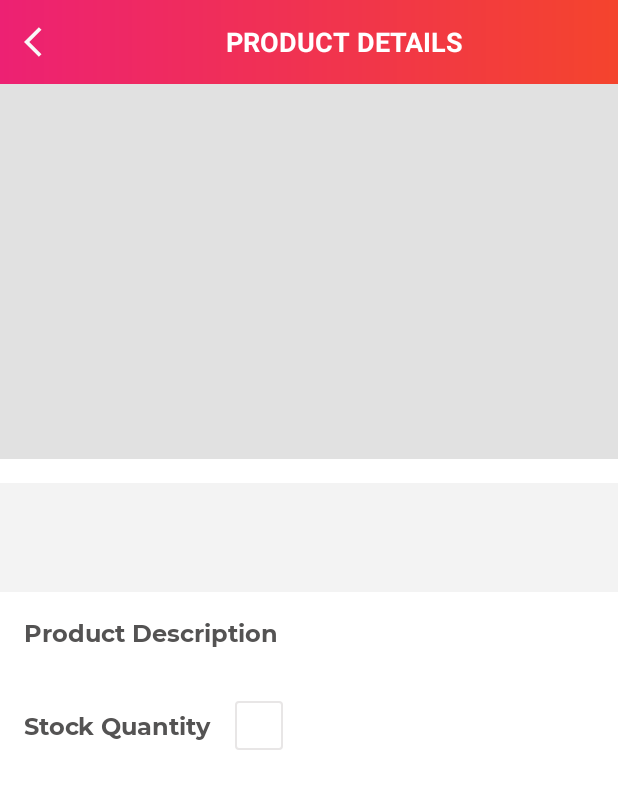
After one commit to KyleGilmartin/ShopApp, an Android app: the ProductDetailsActivity screen opened directly, with no data from a screen before it, on a phone screen of 412 x 824 dp. The commit adds this screen. Shown: the top 789 px of the screen. Run offline under Robolectric (Android 15) with nearby library versions, the phone set to English and light mode, and no system bars; our stand-ins replace Firebase (no records; nobody signed in at launch, a user with empty details on screens opened directly); 1 statement that could not run was skipped.

Commit message:
items are now clickable

```diff
--- a/app/src/main/java/edu/kylegilmartin/shopapp/firestore/FirebaseClass.kt
+++ b/app/src/main/java/edu/kylegilmartin/shopapp/firestore/FirebaseClass.kt
@@ -18,6 +18,7 @@ import edu.kylegilmartin.shopapp.LoginRegister.UserProfileActivity
 import edu.kylegilmartin.shopapp.models.Product
 import edu.kylegilmartin.shopapp.models.User
 import edu.kylegilmartin.shopapp.ui.activities.AddProductActivity
+import edu.kylegilmartin.shopapp.ui.activities.ProductDetailsActivity
 import edu.kylegilmartin.shopapp.ui.activities.SettingsActivity
 import edu.kylegilmartin.shopapp.ui.fragments.DashboardFragment
 import edu.kylegilmartin.shopapp.ui.fragments.ProductFragment
@@ -271,4 +272,20 @@ class FirebaseClass {
                 }
     }
 
+    fun getProductDetails(activity: ProductDetailsActivity,productId: String){
+        mFireStore.collection(Constants.PRODUCTS)
+                .document(productId)
+                .get()
+                .addOnSuccessListener { document ->
+                    val product = document.toObject(Product::class.java)
+                    if (product != null) {
+                        activity.productDetailsSuccess(product)
+                    }
+
+                }.addOnFailureListener { e->
+                    activity.hideProgressDialog()
+                    Log.e(activity.javaClass.simpleName,"Error while getting product details",e)
+                }
+    }
+
 }
--- /dev/null
+++ b/app/src/main/java/edu/kylegilmartin/shopapp/ui/activities/ProductDetailsActivity.kt
@@ -0,0 +1,53 @@
+package edu.kylegilmartin.shopapp.ui.activities
+
+import androidx.appcompat.app.AppCompatActivity
+import android.os.Bundle
+import edu.kylegilmartin.shopapp.R
+import edu.kylegilmartin.shopapp.firestore.FirebaseClass
+import edu.kylegilmartin.shopapp.models.Product
+import edu.kylegilmartin.shopapp.widgets.Constants
+import edu.kylegilmartin.shopapp.widgets.GlideLoader
+import edu.kylegilmartin.shopapp.widgets.popupActivity
+import kotlinx.android.synthetic.main.activity_product_details.*
+import kotlinx.android.synthetic.main.activity_settings.*
+
+class ProductDetailsActivity : popupActivity() {
+    private var mProductId: String =""
+
+    override fun onCreate(savedInstanceState: Bundle?) {
+        super.onCreate(savedInstanceState)
+        setContentView(R.layout.activity_product_details)
+        setupActionBar()
+
+        if(intent.hasExtra(Constants.EXTRA_PRODUCT_ID)){
+            mProductId = intent.getStringExtra(Constants.EXTRA_PRODUCT_ID)!!
+
+        }
+
+        getProductDetails()
+    }
+
+    private fun getProductDetails(){
+        showProgressDialog(resources.getString(R.string.project_id))
+        FirebaseClass().getProductDetails(this,mProductId)
+    }
+
+    fun productDetailsSuccess(product: Product){
+        hideProgressDialog()
+        GlideLoader(this).loadProductPicture(product.image,iv_product_detail_image)
+        tv_product_details_title.text = product.title
+        tv_product_details_price.text = "$${product.price}"
+        tv_product_details_description.text = product.description
+        tv_product_details_stock_quantity.text = product.stock_quantity
+    }
+
+    private fun setupActionBar(){
+        setSupportActionBar(toolbar_product_details_activity)
+        val actionBar = supportActionBar
+        if(actionBar != null){
+            actionBar.setDisplayHomeAsUpEnabled(true)
+            actionBar.setHomeAsUpIndicator(R.drawable.ic_white_color_back_24dp)
+        }
+        toolbar_product_details_activity.setNavigationOnClickListener { onBackPressed() }
+    }
+}
--- a/app/src/main/java/edu/kylegilmartin/shopapp/ui/adapters/DashboardItemsListAdapter.kt
+++ b/app/src/main/java/edu/kylegilmartin/shopapp/ui/adapters/DashboardItemsListAdapter.kt
@@ -15,6 +15,9 @@ open class DashboardItemsListAdapter (
     private val context:Context,
     private val list:ArrayList<Product>
 ) : RecyclerView.Adapter<RecyclerView.ViewHolder>(){
+
+    private var onClickListener:OnClickListener? = null
+
     override fun onCreateViewHolder(parent: ViewGroup, viewType: Int): RecyclerView.ViewHolder {
         return MyViewHolder(
             LayoutInflater.from(context).inflate(
@@ -25,6 +28,10 @@ open class DashboardItemsListAdapter (
         )
     }
 
+    fun setOnClickListener(onClickListener: OnClickListener){
+        this.onClickListener = onClickListener
+    }
+
     override fun onBindViewHolder(holder: RecyclerView.ViewHolder, position: Int) {
         val model = list[position]
 
@@ -32,6 +39,13 @@ open class DashboardItemsListAdapter (
             GlideLoader(context).loadProductPicture(model.image,holder.itemView.iv_dashboard_item_image)
             holder.itemView.tv_dashboard_item_title.text = model.title
             holder.itemView.tv_dashboard_item_price.text = "$${model.price}"
+
+
+            holder.itemView.setOnClickListener{
+                if (onClickListener != null){
+                    onClickListener!!.onClick(position,model)
+                }
+            }
 
         }
     }
@@ -42,4 +56,10 @@ open class DashboardItemsListAdapter (
 
     class MyViewHolder(view:View): RecyclerView.ViewHolder(view)
 
+    interface OnClickListener {
+        fun onClick(position: Int,product: Product){
+
+        }
+    }
+
 }
--- a/app/src/main/java/edu/kylegilmartin/shopapp/ui/adapters/MyProductListAdapter.kt
+++ b/app/src/main/java/edu/kylegilmartin/shopapp/ui/adapters/MyProductListAdapter.kt
@@ -1,13 +1,16 @@
 package edu.kylegilmartin.shopapp.ui.adapters
 
 import android.content.Context
+import android.content.Intent
 import android.view.LayoutInflater
 import android.view.View
 import android.view.ViewGroup
 import androidx.recyclerview.widget.RecyclerView
 import edu.kylegilmartin.shopapp.R
 import edu.kylegilmartin.shopapp.models.Product
+import edu.kylegilmartin.shopapp.ui.activities.ProductDetailsActivity
 import edu.kylegilmartin.shopapp.ui.fragments.ProductFragment
+import edu.kylegilmartin.shopapp.widgets.Constants
 import edu.kylegilmartin.shopapp.widgets.GlideLoader
 import kotlinx.android.synthetic.main.item_list_layout.view.*
 
@@ -38,6 +41,12 @@ open class MyProductListAdapter (
                 fragment.deleteProduct(model.product_id)
             }
 
+            holder.itemView.setOnClickListener{
+                val intent = Intent(context,ProductDetailsActivity::class.java)
+                intent.putExtra(Constants.EXTRA_PRODUCT_ID,model.product_id)
+                context.startActivity(intent)
+            }
+
         }
     }
 
--- a/app/src/main/java/edu/kylegilmartin/shopapp/ui/fragments/DashboardFragment.kt
+++ b/app/src/main/java/edu/kylegilmartin/shopapp/ui/fragments/DashboardFragment.kt
@@ -10,8 +10,10 @@ import androidx.recyclerview.widget.GridLayoutManager
 import edu.kylegilmartin.shopapp.R
 import edu.kylegilmartin.shopapp.firestore.FirebaseClass
 import edu.kylegilmartin.shopapp.models.Product
+import edu.kylegilmartin.shopapp.ui.activities.ProductDetailsActivity
 import edu.kylegilmartin.shopapp.ui.activities.SettingsActivity
 import edu.kylegilmartin.shopapp.ui.adapters.DashboardItemsListAdapter
+import edu.kylegilmartin.shopapp.widgets.Constants
 import kotlinx.android.synthetic.main.fragment_dashboard.*
 
 class DashboardFragment : BaseFragment() {
@@ -69,6 +71,16 @@ class DashboardFragment : BaseFragment() {
             val adapter = DashboardItemsListAdapter(requireActivity(),dashboardItemsList)
             rv_dashboard_items.adapter = adapter
 
+            adapter.setOnClickListener(object: DashboardItemsListAdapter.OnClickListener{
+                override fun onClick(position:Int,product: Product) {
+                    val intent = Intent(context,ProductDetailsActivity::class.java)
+                    intent.putExtra(Constants.EXTRA_PRODUCT_ID,product.product_id)
+                    startActivity(intent)
+                }
+
+
+            })
+
         }else{
             rv_dashboard_items.visibility = View.GONE
             tv_no_dashboard_items_found.visibility = View.VISIBLE
--- a/app/src/main/java/edu/kylegilmartin/shopapp/widgets/Constants.kt
+++ b/app/src/main/java/edu/kylegilmartin/shopapp/widgets/Constants.kt
@@ -29,6 +29,7 @@ object Constants {
     const val USER_PROFILE_INCOMPLETE_CODE = 0
     const val PRODUCT_IMAGE:String = "Product_image"
     const val USER_ID:String = "user_id"
+    const val EXTRA_PRODUCT_ID:String = "extra_product_id"
 
 
     fun showImageChoosen(activity: Activity){
--- /dev/null
+++ b/app/src/main/res/layout/activity_product_details.xml
@@ -0,0 +1,147 @@
+<?xml version="1.0" encoding="utf-8"?>
+<androidx.constraintlayout.widget.ConstraintLayout xmlns:android="http://schemas.android.com/apk/res/android"
+    xmlns:app="http://schemas.android.com/apk/res-auto"
+    xmlns:tools="http://schemas.android.com/tools"
+    android:layout_width="match_parent"
+    android:layout_height="match_parent"
+    tools:context=".ui.activities.ProductDetailsActivity">
+
+    <androidx.appcompat.widget.Toolbar
+        android:id="@+id/toolbar_product_details_activity"
+        android:layout_width="match_parent"
+        android:layout_height="?attr/actionBarSize"
+        android:background="@drawable/app_gradient_color_background"
+        app:layout_constraintEnd_toEndOf="parent"
+        app:layout_constraintStart_toStartOf="parent"
+        app:layout_constraintTop_toTopOf="parent">
+
+        <TextView
+            android:id="@+id/tv_title"
+            android:layout_width="match_parent"
+            android:layout_height="match_parent"
+            android:gravity="center"
+            android:paddingStart="@dimen/toolbar_title_paddingStart"
+            android:paddingEnd="0dp"
+            android:text="@string/title_product_details"
+            android:textColor="@color/white"
+            android:textSize="@dimen/toolbar_title_text_size"
+            android:textStyle="bold" />
+
+    </androidx.appcompat.widget.Toolbar>
+
+    <ScrollView
+        android:layout_width="match_parent"
+        android:layout_height="0dp"
+        android:fillViewport="true"
+        android:scrollbars="none"
+        app:layout_constraintBottom_toBottomOf="parent"
+        app:layout_constraintEnd_toEndOf="parent"
+        app:layout_constraintStart_toStartOf="parent"
+        app:layout_constraintTop_toBottomOf="@id/toolbar_product_details_activity">
+
+        <androidx.constraintlayout.widget.ConstraintLayout
+            android:layout_width="match_parent"
+            android:layout_height="wrap_content">
+
+            <ImageView
+                android:id="@+id/iv_product_detail_image"
+                android:layout_width="match_parent"
+                android:layout_height="@dimen/product_detail_image_height"
+                android:background="@color/colorImageViewBackground"
+                android:contentDescription="@string/content_description"
+                android:scaleType="fitXY"
+                app:layout_constraintEnd_toEndOf="parent"
+                app:layout_constraintStart_toStartOf="parent"
+                app:layout_constraintTop_toTopOf="parent" />
+
+            <LinearLayout
+                android:id="@+id/ll_product_details_title_price"
+                android:layout_width="match_parent"
+                android:layout_height="wrap_content"
+                android:layout_marginTop="@dimen/product_details_title_price_marginTop"
+                android:background="@color/dashboard_item_details_bg"
+                android:orientation="vertical"
+                android:padding="@dimen/product_details_title_price_padding"
+                app:layout_constraintEnd_toEndOf="parent"
+                app:layout_constraintStart_toStartOf="parent"
+                app:layout_constraintTop_toBottomOf="@id/iv_product_detail_image">
+
+                <edu.kylegilmartin.shopapp.widgets.MSPBoldTextView
+                    android:id="@+id/tv_product_details_title"
+                    android:layout_width="match_parent"
+                    android:layout_height="wrap_content"
+                    android:textColor="@color/item_value_text_color"
+                    android:textSize="@dimen/product_details_title_textSize"
+                    tools:text="Product Title" />
+
+                <edu.kylegilmartin.shopapp.widgets.MSPTextView
+                    android:id="@+id/tv_product_details_price"
+                    android:layout_width="match_parent"
+                    android:layout_height="wrap_content"
+                    android:textColor="@color/item_value_text_color"
+                    android:textSize="@dimen/product_details_price_textSize"
+                    tools:text="$100" />
+            </LinearLayout>
+
+            <edu.kylegilmartin.shopapp.widgets.MSPBoldTextView
+                android:id="@+id/tv_product_details_label"
+                android:layout_width="match_parent"
+                android:layout_height="wrap_content"
+                android:layout_margin="@dimen/product_details_label_margin"
+                android:text="@string/lbl_product_description"
+                android:textColor="@color/item_value_text_color"
+                android:textSize="@dimen/product_details_label_textSize"
+                app:layout_constraintEnd_toEndOf="parent"
+                app:layout_constraintStart_toStartOf="parent"
+                app:layout_constraintTop_toBottomOf="@id/ll_product_details_title_price" />
+
+            <edu.kylegilmartin.shopapp.widgets.MSPTextView
+                android:id="@+id/tv_product_details_description"
+                android:layout_width="match_parent"
+                android:layout_height="wrap_content"
+                android:layout_marginStart="@dimen/product_details_label_margin"
+                android:layout_marginEnd="@dimen/product_details_label_margin"
+                android:textColor="@color/colorSecondaryText"
+                android:textSize="@dimen/product_details_description_textSize"
+                app:layout_constraintEnd_toEndOf="parent"
+                app:layout_constraintStart_toStartOf="parent"
+                app:layout_constraintTop_toBottomOf="@id/tv_product_details_label"
+                tools:text="This is product details description." />
+
+            <LinearLayout
+                android:id="@+id/ll_product_details_quantity"
+                android:layout_width="match_parent"
+                android:layout_height="wrap_content"
+                android:layout_margin="@dimen/product_details_label_margin"
+                android:gravity="center_vertical"
+                android:orientation="horizontal"
+                app:layout_constraintEnd_toEndOf="parent"
+                app:layout_constraintStart_toStartOf="parent"
+                app:layout_constraintTop_toBottomOf="@id/tv_product_details_description">
+
+                <edu.kylegilmartin.shopapp.widgets.MSPBoldTextView
+                    android:id="@+id/tv_product_details_quantity"
+                    android:layout_width="wrap_content"
+                    android:layout_height="wrap_content"
+                    android:layout_marginEnd="@dimen/product_details_stock_quantity_paddingStartEnd"
+                    android:text="@string/lbl_product_details_stock_quantity"
+                    android:textColor="@color/item_value_text_color"
+                    android:textSize="@dimen/product_details_label_textSize" />
+
+                <edu.kylegilmartin.shopapp.widgets.MSPTextView
+                    android:id="@+id/tv_product_details_stock_quantity"
+                    android:layout_width="wrap_content"
+                    android:layout_height="wrap_content"
+                    android:background="@drawable/item_grey_border_background"
+                    android:paddingStart="@dimen/product_details_stock_quantity_paddingStartEnd"
+                    android:paddingTop="@dimen/product_details_stock_quantity_paddingTopBottom"
+                    android:paddingEnd="@dimen/product_details_stock_quantity_paddingStartEnd"
+                    android:paddingBottom="@dimen/product_details_stock_quantity_paddingTopBottom"
+                    android:textColor="@color/colorSecondaryText"
+                    android:textSize="@dimen/product_details_stock_quantity_textSize"
+                    android:textStyle="bold"
+                    tools:text="5" />
+            </LinearLayout>
+        </androidx.constraintlayout.widget.ConstraintLayout>
+    </ScrollView>
+</androidx.constraintlayout.widget.ConstraintLayout>
--- a/app/src/main/res/values/dimens.xml
+++ b/app/src/main/res/values/dimens.xml
@@ -77,5 +77,16 @@
     <dimen name="dashboard_item_textSize">12sp</dimen>
     <dimen name="dashboard_item_price_marginTop">2dp</dimen>
     <dimen name="delete_icon_padding">5dp</dimen>
+    <dimen name="product_detail_image_height">250dp</dimen>
+    <dimen name="product_details_title_price_marginTop">16dp</dimen>
+    <dimen name="product_details_title_price_padding">16dp</dimen>
+    <dimen name="product_details_title_textSize">16sp</dimen>
+    <dimen name="product_details_price_textSize">14sp</dimen>
+    <dimen name="product_details_label_textSize">16sp</dimen>
+    <dimen name="product_details_label_margin">16dp</dimen>
+    <dimen name="product_details_stock_quantity_paddingStartEnd">16dp</dimen>
+    <dimen name="product_details_stock_quantity_paddingTopBottom">5dp</dimen>
+    <dimen name="product_details_description_textSize">14sp</dimen>
+    <dimen name="product_details_stock_quantity_textSize">16sp</dimen>
 
 </resources>
--- a/app/src/main/res/values/strings.xml
+++ b/app/src/main/res/values/strings.xml
@@ -76,4 +76,7 @@
     <string name="delete_dialog_message">Are you sure you want to delete the product</string>
     <string name="yes">Yes</string>
     <string name="no">No</string>
+    <string name="title_product_details">PRODUCT DETAILS</string>
+    <string name="lbl_product_description">Product Description</string>
+    <string name="lbl_product_details_stock_quantity">Stock Quantity</string>
 </resources>
```
Also changed, not shown: app/src/main/AndroidManifest.xml (+6 -5 lines).
